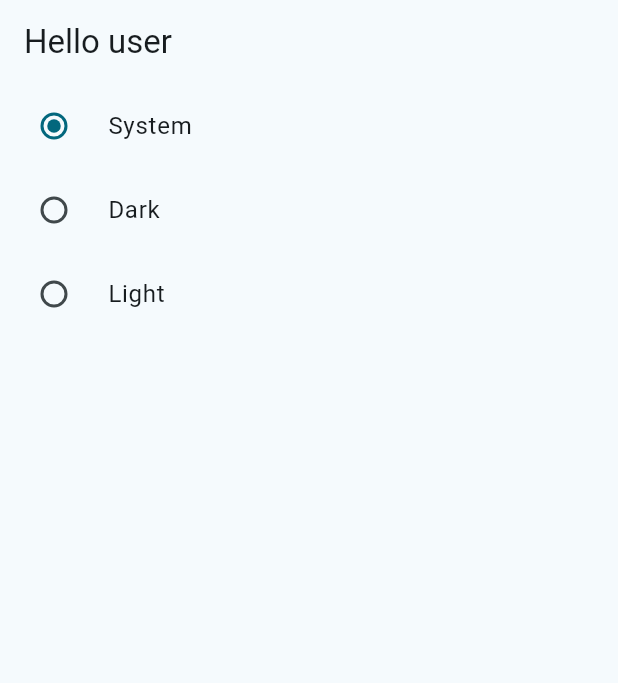
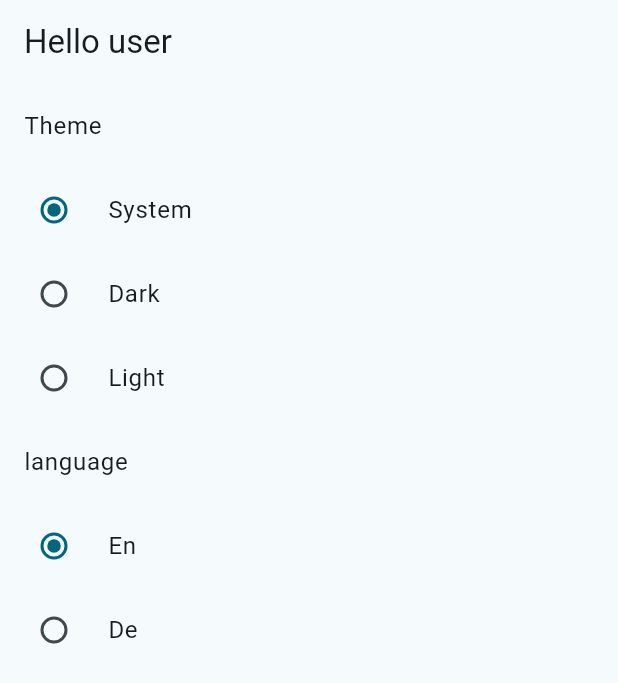
Before and after one commit to MahanRahmati/flutter_boilerplate_app, a Flutter app: the screen it shows after launch, after a tap on "System", on a phone screen of 412 x 824 dp. Shown: the top 683 px of the screen. Run offline on Flutter 3.47's test engine with Material 2 defaults, Android fonts, the phone set to English and light mode, and no system bars; our stand-ins replace cached_network_image, flutter_native_splash, flutter_riverpod, flutter_svg, freezed_annotation, go_router and 2 more; missing offline and left inert: arna_logger, arna_web_service; accounts and stored records are empty; generated files the repository leaves out were written again.

Commit message:
feat[slang]: use riverpod for translation and app locale

```diff
--- a/lib/main.dart
+++ b/lib/main.dart
@@ -1,6 +1,5 @@
 import 'dart:async' show runZonedGuarded;
 
-import 'package:app_localizations/app_localizations.dart';
 import 'package:arna_logger/arna_logger.dart';
 import 'package:flutter/material.dart';
 import 'package:flutter_riverpod/flutter_riverpod.dart';
@@ -17,8 +16,7 @@ Future<void> main() async {
     await NativeSplash.instance.init(widgetsBinding);
     Orientations.setPreferredOrientations();
     await HiveStorageService.initialize();
-    LocaleSettings.useDeviceLocale();
-    runApp(ProviderScope(child: TranslationProvider(child: const App())));
+    runApp(const ProviderScope(child: App()));
   }, (final Object error, final StackTrace stack) {
     arnaLogger(title: 'Run Stack', data: stack);
     arnaLogger(title: 'Run Error', data: error);
--- a/lib/src/app.dart
+++ b/lib/src/app.dart
@@ -14,7 +14,7 @@ class App extends ConsumerWidget {
     return MaterialApp.router(
       debugShowCheckedModeBanner: false,
       title: Strings.appName,
-      locale: TranslationProvider.of(context).flutterLocale,
+      locale: ref.watch(appLanguageProvider).value?.flutterLocale,
       localizationsDelegates: GlobalMaterialLocalizations.delegates,
       supportedLocales: AppLocaleUtils.supportedLocales,
       theme: AppTheme.lightTheme,
--- a/packages/app_localizations/lib/i18n/strings.i18n.json
+++ b/packages/app_localizations/lib/i18n/strings.i18n.json
@@ -1,8 +1,10 @@
 {
   "hello": "Hello $name",
-  "save": "Save",
-  "login": {
-    "success": "Logged in successfully",
-    "fail": "Logged in failed"
+  "language": "language",
+  "theme": {
+    "theme": "Theme",
+    "system": "System",
+    "dark": "Dark",
+    "light": "Light"
   }
 }
--- a/packages/app_localizations/lib/i18n/strings_de.i18n.json
+++ b/packages/app_localizations/lib/i18n/strings_de.i18n.json
@@ -1,8 +1,10 @@
 {
   "hello": "Hallo $name",
-  "save": "Speichern",
-  "login": {
-    "success": "Login erfolgreich",
-    "fail": "Login fehlgeschlagen"
+  "language": "Sprache",
+  "theme": {
+    "theme": "Thema",
+    "system": "System",
+    "dark": "Dunkel",
+    "light": "Hell"
   }
 }
--- a/packages/app_localizations/slang.yaml
+++ b/packages/app_localizations/slang.yaml
@@ -1,2 +1,4 @@
 input_directory: lib/i18n
 output_directory: lib/src
+locale_handling: false # remove unused t variable, LocaleSettings, etc.
+translation_class_visibility: public
--- /dev/null
+++ b/packages/app_providers/lib/src/language_provider.dart
@@ -0,0 +1,30 @@
+import 'package:app_localizations/app_localizations.dart';
+import 'package:riverpod_annotation/riverpod_annotation.dart';
+import 'package:service_storage/service_storage.dart';
+
+part 'language_provider.g.dart';
+
+@riverpod
+class AppLanguage extends _$AppLanguage {
+  static const String _storageName = 'language';
+  static const String _storageKey = 'languageKey';
+
+  @override
+  Future<AppLocale> build() async {
+    final String? language =
+        await HiveStorageService.instance?.getValue<String?>(
+      _storageKey,
+      storageName: _storageName,
+    );
+    return AppLocaleUtils.parseLocaleParts(languageCode: language ?? 'en');
+  }
+
+  Future<void> setLocale(final AppLocale appLocale) async {
+    await HiveStorageService.instance?.setValue(
+      key: _storageKey,
+      value: appLocale.languageCode,
+      storageName: _storageName,
+    );
+    state = AsyncData<AppLocale>(appLocale);
+  }
+}
--- a/packages/app_providers/lib/src/providers.dart
+++ b/packages/app_providers/lib/src/providers.dart
@@ -1 +1,3 @@
+export 'language_provider.dart';
 export 'theme_mode_provider.dart';
+export 'translation_provider.dart';
--- /dev/null
+++ b/packages/app_providers/lib/src/translation_provider.dart
@@ -0,0 +1,14 @@
+import 'package:app_localizations/app_localizations.dart';
+import 'package:app_providers/app_providers.dart';
+import 'package:riverpod_annotation/riverpod_annotation.dart';
+
+part 'translation_provider.g.dart';
+
+@riverpod
+StringsEn translation(final TranslationRef ref) {
+  final AppLocale? appLocale = ref.watch(appLanguageProvider).value;
+  if (appLocale == null) {
+    return AppLocale.en.build();
+  }
+  return appLocale.build();
+}
--- a/packages/app_providers/pubspec.yaml
+++ b/packages/app_providers/pubspec.yaml
@@ -14,6 +14,9 @@ dependencies:
   flutter_riverpod: ^2.4.0
   riverpod_annotation: ^2.1.5
 
+  app_localizations:
+    path: ../app_localizations
+
   service_storage:
     path: ../service_storage
 
--- a/packages/screen_home/lib/src/screens/home_screen.dart
+++ b/packages/screen_home/lib/src/screens/home_screen.dart
@@ -10,31 +10,51 @@ class HomeScreen extends ConsumerWidget {
     ref.read(appThemeModeProvider.notifier).setThemeMode(mode);
   }
 
+  void changeLocale(final WidgetRef ref, final AppLocale locale) {
+    ref.read(appLanguageProvider.notifier).setLocale(locale);
+  }
+
   @override
   Widget build(final BuildContext context, final WidgetRef ref) {
     final AsyncValue<ThemeMode> themeMode = ref.watch(appThemeModeProvider);
+    final AsyncValue<AppLocale> appLocale = ref.watch(appLanguageProvider);
+    final StringsEn t = ref.watch(translationProvider);
     return Scaffold(
       resizeToAvoidBottomInset: false,
       appBar: AppBar(title: Text(t.hello(name: 'user'))),
       body: ListView(
         children: <Widget>[
+          ListTile(title: Text(t.theme.theme)),
           RadioListTile<ThemeMode>(
             value: ThemeMode.system,
             groupValue: themeMode.value,
-            title: const Text('System'),
+            title: Text(t.theme.system),
             onChanged: (final _) => changeThemeMode(ref, ThemeMode.system),
           ),
           RadioListTile<ThemeMode>(
             value: ThemeMode.dark,
             groupValue: themeMode.value,
-            title: const Text('Dark'),
+            title: Text(t.theme.dark),
             onChanged: (final _) => changeThemeMode(ref, ThemeMode.dark),
           ),
           RadioListTile<ThemeMode>(
             value: ThemeMode.light,
             groupValue: themeMode.value,
-            title: const Text('Light'),
+            title: Text(t.theme.light),
             onChanged: (final _) => changeThemeMode(ref, ThemeMode.light),
+          ),
+          ListTile(title: Text(t.language)),
+          RadioListTile<AppLocale>(
+            value: AppLocale.en,
+            groupValue: appLocale.value,
+            title: const Text('En'),
+            onChanged: (final _) => changeLocale(ref, AppLocale.en),
+          ),
+          RadioListTile<AppLocale>(
+            value: AppLocale.de,
+            groupValue: appLocale.value,
+            title: const Text('De'),
+            onChanged: (final _) => changeLocale(ref, AppLocale.de),
           ),
         ],
       ),
```
Also changed, not shown: packages/app_localizations/lib/src/strings.g.dart, packages/app_localizations/pubspec.lock, packages/app_providers/lib/src/language_provider.g.dart (added), packages/app_providers/lib/src/translation_provider.g.dart (added), packages/app_providers/pubspec.lock, packages/screen_home/pubspec.lock.
